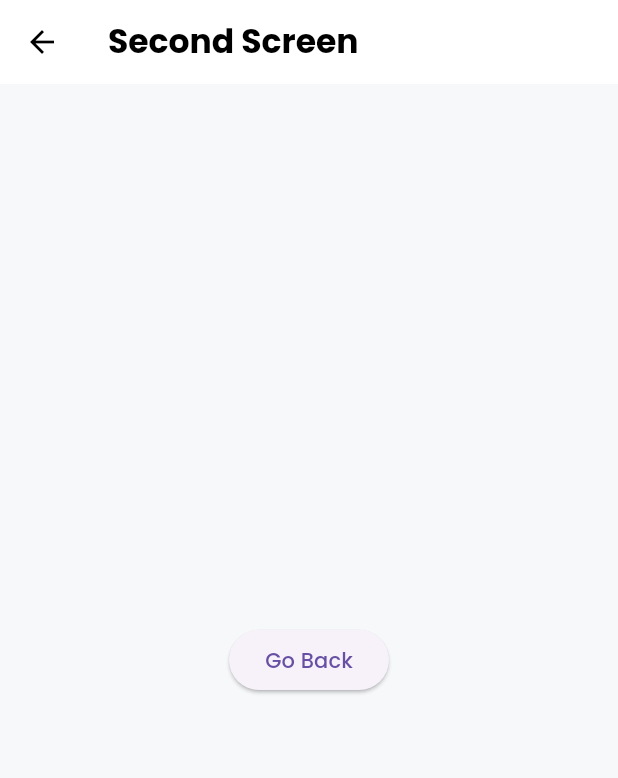
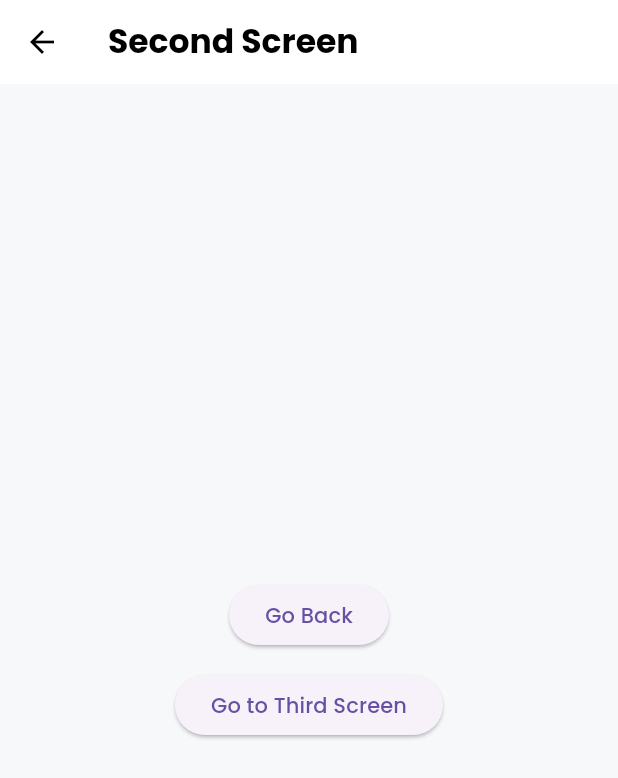
Before and after one commit to muhammadsohail07/Flutter-Learn, a Flutter app: the SecondScreen screen opened directly, on a phone screen of 412 x 824 dp. Shown: the top 778 px of the screen. Run offline on Flutter 3.47's test engine with Material 3 defaults, Android fonts, the phone set to English and light mode, and no system bars; our stand-ins replace audioplayers, cached_network_image, google_fonts.

Commit message:
named navigation updated

```diff
--- a/lib/Tasks/Navigation/namednavigation.dart
+++ b/lib/Tasks/Navigation/namednavigation.dart
@@ -1,4 +1,5 @@
 import 'package:flutter/material.dart';
+
 
 
 class MyApps extends StatelessWidget {
@@ -11,6 +12,7 @@ class MyApps extends StatelessWidget {
       routes: {
         '/': (context) => const MainScreen(),
         '/second': (context) => const SecondScreen(),
+        '/third': (context) => const ThirdScreen(),
       },
     );
   }
@@ -28,10 +30,8 @@ class MainScreen extends StatelessWidget {
       body: Center(
         child: ElevatedButton(
           onPressed: () {
-            // Step 2: Moving to the New Screen
-            Navigator.of(context).push(
-              MaterialPageRoute(builder: (context) => const SecondScreen()),
-            );
+            // Named route se navigate
+            Navigator.pushNamed(context, '/second');
           },
           child: const Text('Go to Second Screen'),
         ),
@@ -51,6 +51,41 @@ class SecondScreen extends StatelessWidget {
         title: const Text("Second Screen"),
       ),
       body: Center(
+        child: Column(
+          mainAxisAlignment: MainAxisAlignment.center,
+          children: [
+            ElevatedButton(
+              onPressed: () {
+                // Navigating Back
+                Navigator.pop(context);
+              },
+              child: const Text("Go Back"),
+            ),
+            const SizedBox(height: 12),
+            ElevatedButton(
+              onPressed: () {
+                // Named route se navigate
+                Navigator.pushNamed(context, '/third');
+              },
+              child: const Text("Go to Third Screen"),
+            ),
+          ],
+        ),
+      ),
+    );
+  }
+}
+
+class ThirdScreen extends StatelessWidget {
+  const ThirdScreen({super.key});
+
+  @override
+  Widget build(BuildContext context) {
+    return Scaffold(
+      appBar: AppBar(
+        title: const Text("Third Screen"),
+      ),
+      body: Center(
         child: ElevatedButton(
           onPressed: () {
             // Navigating Back
```
